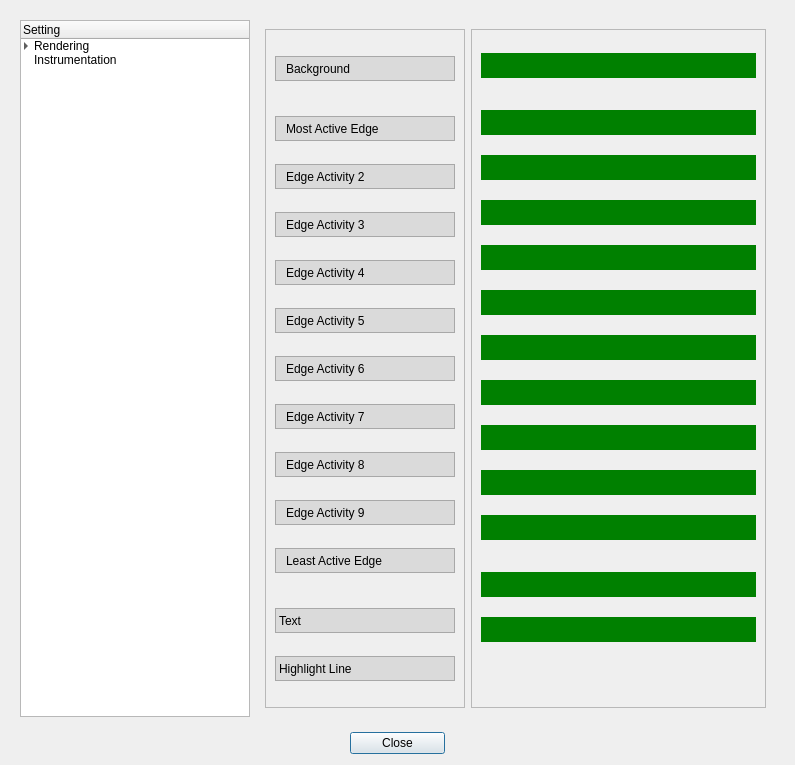
Above: rgat/settingsDialog.ui from ncatlin/rgat before the change. Below: the same form after it.
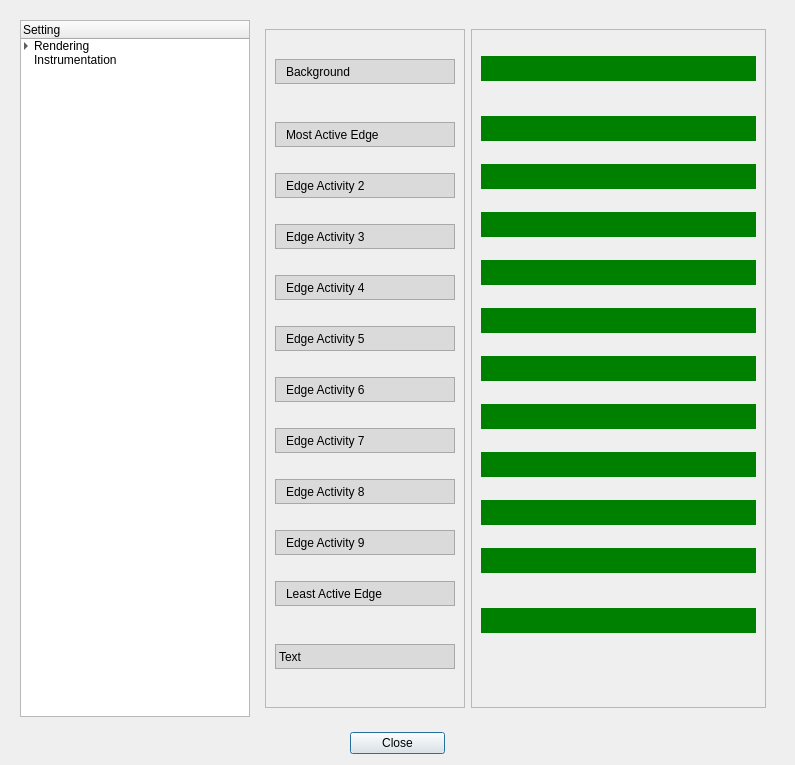
That is the form after the change. The open tabs and pages were chosen to show the change. Custom widgets are drawn as their Qt base class.

Commit message: highlight colour now only configured in highlight window, only one colour for all graph types. default changed to continue highlight on dialog close

Diff of the .ui file:
```diff
--- a/rgat/settingsDialog.ui
+++ b/rgat/settingsDialog.ui
@@ -1404,31 +1404,6 @@
                    </property>
                   </widget>
                  </item>
-                 <item>
-                  <widget class="QLabel" name="label_32">
-                   <property name="minimumSize">
-                    <size>
-                     <width>150</width>
-                     <height>0</height>
-                    </size>
-                   </property>
-                   <property name="maximumSize">
-                    <size>
-                     <width>16777215</width>
-                     <height>25</height>
-                    </size>
-                   </property>
-                   <property name="styleSheet">
-                    <string notr="true">background-color: rgb(218, 218, 218)</string>
-                   </property>
-                   <property name="frameShape">
-                    <enum>QFrame::StyledPanel</enum>
-                   </property>
-                   <property name="text">
-                    <string>Highlight Line</string>
-                   </property>
-                  </widget>
-                 </item>
                  <item>
                   <spacer name="horizontalSpacer_7">
                    <property name="orientation">
@@ -1718,25 +1693,6 @@
                    </property>
                   </widget>
                  </item>
-                 <item>
-                  <widget class="colorDemoWidget" name="highlight_heatcol" native="true">
-                   <property name="minimumSize">
-                    <size>
-                     <width>190</width>
-                     <height>15</height>
-                    </size>
-                   </property>
-                   <property name="maximumSize">
-                    <size>
-                     <width>9999</width>
-                     <height>25</height>
-                    </size>
-                   </property>
-                   <property name="styleSheet">
-                    <string notr="true">border: red; background: green</string>
-                   </property>
-                  </widget>
-                 </item>
                  <item>
                   <spacer name="horizontalSpacer_8">
                    <property name="orientation">
```
Left out of the diff: 36 changed lines with no effect on the pictures. The commit also changes 7 other files.
